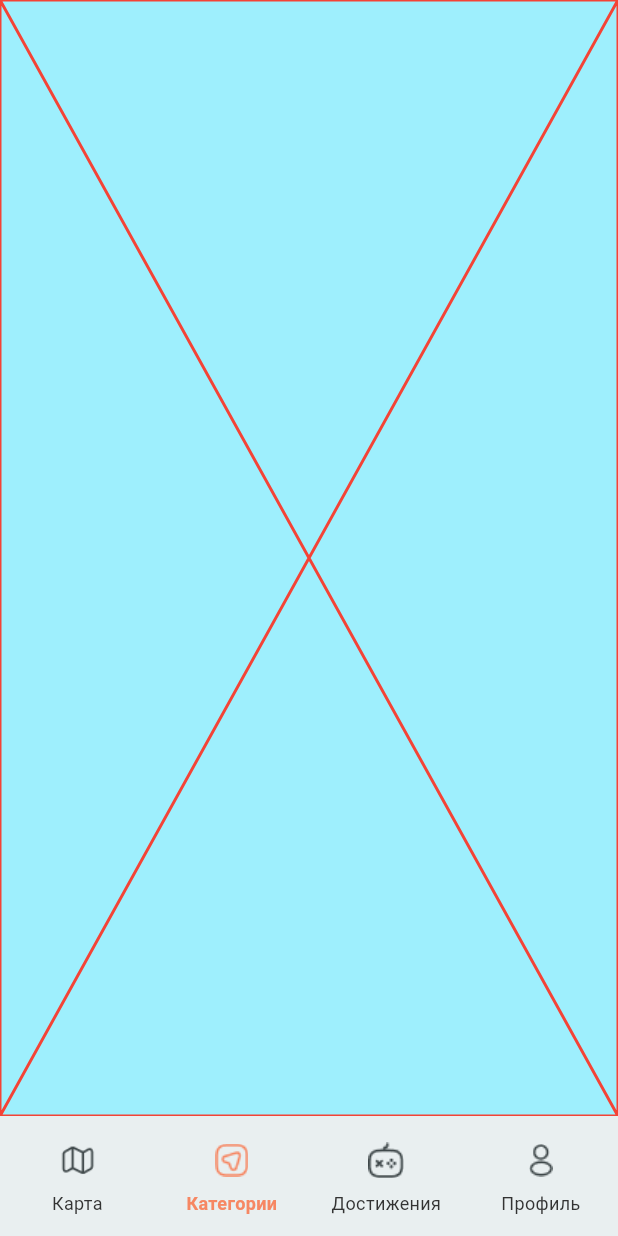
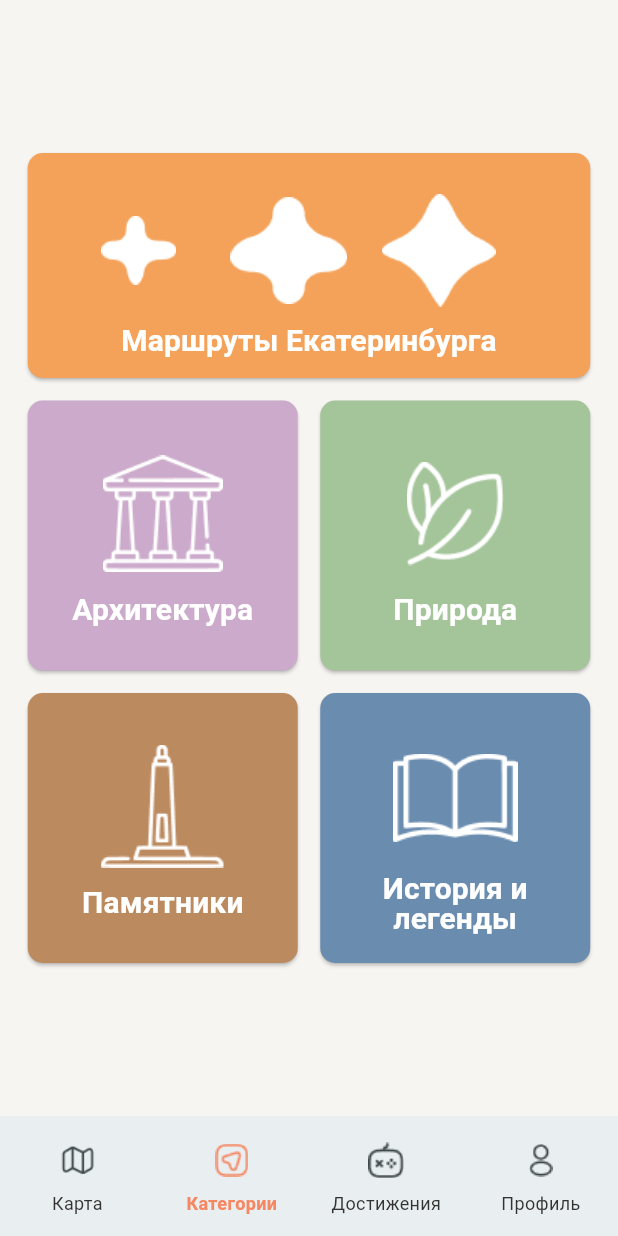
Before and after one commit to DmitrySnTDP/my_mystery_city, a Flutter app: the screen it shows after launch, item 2 of the bottom bar chosen, on a phone screen of 412 x 824 dp. Run offline on Flutter 3.47's test engine with Material 3 defaults, Android fonts, the phone set to English and light mode, and no system bars; our stand-ins replace geolocator, sqflite; missing offline and left inert: yandex_maps_mapkit; accounts and stored records are empty; statements that could not run were skipped.

Commit message:
Добавлен экран "Категории"

```diff
--- /dev/null
+++ b/lib/views/categories_page.dart
@@ -0,0 +1,212 @@
+import 'package:flutter/material.dart';
+
+class CategoriesPage extends StatelessWidget {
+  const CategoriesPage({super.key});
+
+  @override
+  Widget build(BuildContext context) {
+    return Scaffold(
+      body: SafeArea(
+        child: Container(
+          color: Color.fromRGBO(247, 245, 242, 1),
+          width: double.infinity,
+          height: double.infinity,
+          child: Column(
+            mainAxisAlignment: MainAxisAlignment.center,
+            children: [
+              SizedBox(
+                width: 375,
+                height: 150,
+                child: ElevatedButton(
+                  onPressed: () {},
+                  style: ElevatedButton.styleFrom(
+                    backgroundColor: Color.fromRGBO(244, 162, 89, 1),
+                    foregroundColor: Color.fromRGBO(255, 255, 255, 1),
+                    shape: RoundedRectangleBorder(
+                      borderRadius: BorderRadius.circular(10),
+                    ),
+                  ),
+                  child: Column(
+                    mainAxisAlignment: MainAxisAlignment.center,
+                    children: [
+                      // Иконка состоит из трёх картинок, поэтому они объеденены в Row
+                      Row(
+                        children: [
+                          Image.asset(
+                            'assets/icons/routes-1.png',
+                            width: 100,
+                            height: 100,
+                          ),
+                          Image.asset(
+                            'assets/icons/routes-2.png',
+                            width: 100,
+                            height: 100,
+                          ),
+                          Image.asset(
+                            'assets/icons/routes-3.png',
+                            width: 100,
+                            height: 100,
+                          ),
+                        ],
+                      ),
+                      Text(
+                        "Маршруты Екатеринбурга",
+                        style: TextStyle(
+                          fontWeight: FontWeight.bold,
+                          fontSize: 20,
+                          height: 1.0,
+                        ),
+                        textAlign: TextAlign.center,
+                      ),
+                    ],
+                  ),
+                ),
+              ),
+              SizedBox(height: 15,),
+              Row(
+                mainAxisAlignment: MainAxisAlignment.center,
+                children: [
+                  SizedBox(
+                    width: 180,
+                    height: 180,
+                    child: ElevatedButton(
+                      onPressed: () {},
+                      style: ElevatedButton.styleFrom(
+                        backgroundColor: Color.fromRGBO(203, 170, 203, 1),
+                        foregroundColor: Color.fromRGBO(255, 255, 255, 1),
+                        shape: RoundedRectangleBorder(
+                          borderRadius: BorderRadius.circular(10),
+                        ),
+                      ),
+                      child: Column(
+                        mainAxisAlignment: MainAxisAlignment.center,
+                        children: [
+                          Image.asset(
+                            'assets/icons/architecture.png',
+                            width: 100,
+                            height: 100,
+                          ),
+                          Text(
+                            "Архитектура",
+                            style: TextStyle(
+                              fontWeight: FontWeight.bold,
+                              fontSize: 20,
+                            ),
+                          ),
+                        ],
+                      ),
+                    ),
+                  ),
+                  SizedBox(width: 15),
+                  SizedBox(
+                    width: 180,
+                    height: 180,
+                    child: ElevatedButton(
+                      onPressed: () {},
+                      style: ElevatedButton.styleFrom(
+                        backgroundColor: Color.fromRGBO(164, 196, 154, 1),
+                        foregroundColor: Color.fromRGBO(255, 255, 255, 1),
+                        shape: RoundedRectangleBorder(
+                          borderRadius: BorderRadius.circular(10),
+                        ),
+                      ),
+                      child: Column(
+                        mainAxisAlignment: MainAxisAlignment.center,
+                        children: [
+                          Image.asset(
+                            'assets/icons/nature.png',
+                            width: 100,
+                            height: 100,
+                          ),
+                          Text(
+                            "Природа",
+                            style: TextStyle(
+                              fontWeight: FontWeight.bold,
+                              fontSize: 20,
+                            ),
+                          ),
+                        ],
+                      ),
+                    ),
+                  ),
+                ],
+              ),
+              SizedBox(height: 15),
+              Row(
+                mainAxisAlignment: MainAxisAlignment.center,
+                children: [
+                  SizedBox(
+                    width: 180,
+                    height: 180,
+                    child: ElevatedButton(
+                      onPressed: () {},
+                      style: ElevatedButton.styleFrom(
+                        backgroundColor: Color.fromRGBO(188, 138, 95, 1),
+                        foregroundColor: Color.fromRGBO(255, 255, 255, 1),
+                        shape: RoundedRectangleBorder(
+                          borderRadius: BorderRadius.circular(10),
+                        ),
+                      ),
+                      child: Column(
+                        mainAxisAlignment: MainAxisAlignment.center,
+                        children: [
+                          Image.asset(
+                            'assets/icons/memorials.png',
+                            width: 100,
+                            height: 100,
+                          ),
+                          Text(
+                            "Памятники",
+                            style: TextStyle(
+                              fontWeight: FontWeight.bold,
+                              fontSize: 20,
+                            ),
+                          ),
+                        ],
+                      ),
+                    ),
+                  ),
+                  SizedBox(width: 15),
+                  SizedBox(
+                    width: 180,
+                    height: 180,
+                    child: ElevatedButton(
+                      onPressed: () {},
+                      style: ElevatedButton.styleFrom(
+                        backgroundColor: Color.fromRGBO(106, 140, 175, 1),
+                        foregroundColor: Color.fromRGBO(255, 255, 255, 1),
+                        shape: RoundedRectangleBorder(
+                          borderRadius: BorderRadius.circular(10),
+                        ),
+                      ),
+                      child: Column(
+                        mainAxisAlignment: MainAxisAlignment.center,
+                        children: [
+                          Image.asset(
+                            'assets/icons/history.png',
+                            width: 100,
+                            height: 100,
+                          ),
+                          //SizedBox(height: 8,),
+                          Text(
+                            "История и легенды",
+                            style: TextStyle(
+                              fontWeight: FontWeight.bold,
+                              fontSize: 20,
+                              height: 1.0,
+                            ),
+                            textAlign: TextAlign.center,
+                          ),
+                        ],
+                      ),
+                    ),
+                  ),
+                ],
+              ),
+            ],
+          ),
+        ),
+      ),
+    );
+  }
+}
--- a/lib/views/home_page.dart
+++ b/lib/views/home_page.dart
@@ -1,5 +1,6 @@
 import 'package:flutter/material.dart';
 import 'package:my_mystery_city/views/map_page.dart';
+import 'categories_page.dart';
 
 class MyHomePage extends StatefulWidget {
 
@@ -34,7 +35,7 @@ class _MyHomePageState extends State<MyHomePage> {
         page = MapPage();
         break;
       case 1:
-        page = Placeholder(color: Colors.red,);
+        page = CategoriesPage();
         break;
       case 2:
         page = Placeholder(color: Colors.yellow,);
```
Also changed, not shown: assets/icons/architecture.png (added), assets/icons/history.png (added), assets/icons/memorials.png (added), assets/icons/nature.png (added), assets/icons/routes-1.png (added), assets/icons/routes-2.png (added), assets/icons/routes-3.png (added).
